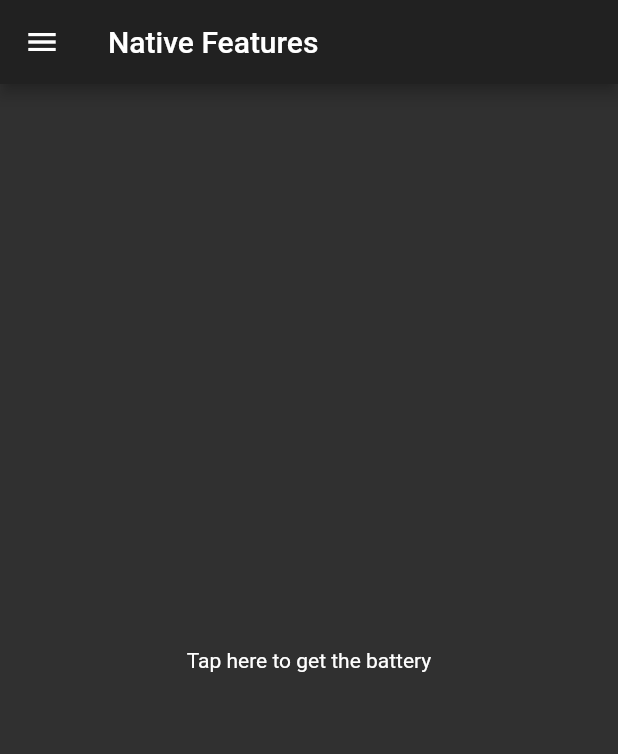
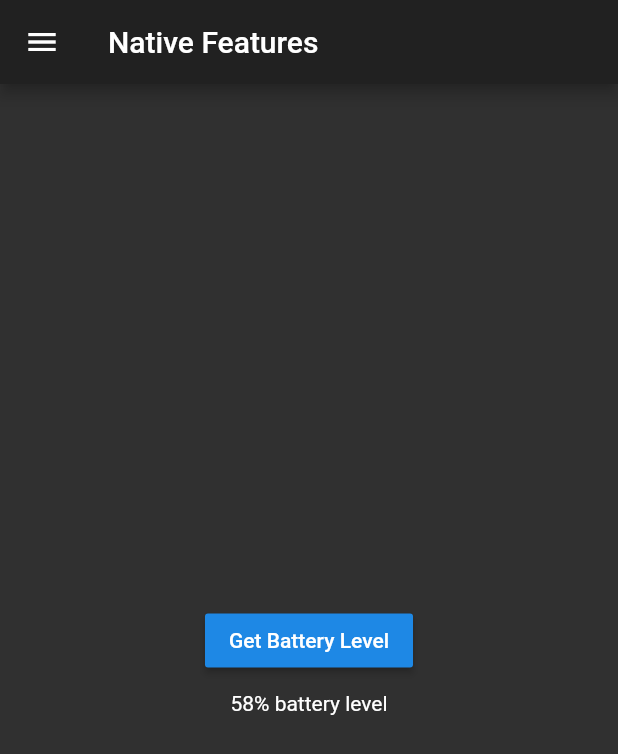
Before and after one commit to ghigbie/flutter_native_features, a Flutter app: the screen it shows after launch, on a phone screen of 412 x 824 dp. Shown: the top 754 px of the screen. Run offline on Flutter 3.47's test engine with Material 2 defaults, Android fonts, the phone set to English and light mode, and no system bars.

Commit message:
Adjust the main axis alignment to center

```diff
--- a/lib/pages/home_screen.dart
+++ b/lib/pages/home_screen.dart
@@ -20,11 +20,24 @@ class HomeScreen extends StatelessWidget{
       ),
       appBar: AppBar(
         title: Text("Native Features")
-      ), body: Center(
-          child: Container(
-            child: Text('Tap here to get the battery'),
-        )
+      ),
+      body: Center(
+        child: Column(
+          mainAxisAlignment: MainAxisAlignment.center,
+          children: <Widget>[
+            RaisedButton(
+              child: Text('Get Battery Level'),
+              onPressed: (){
+
+              },
+            ),
+            Container(
+              padding: EdgeInsets.only(top: 10),
+              child: Text('58% battery level')
+            )
+          ]
       )
+    ),
     );
   }
 }
```
